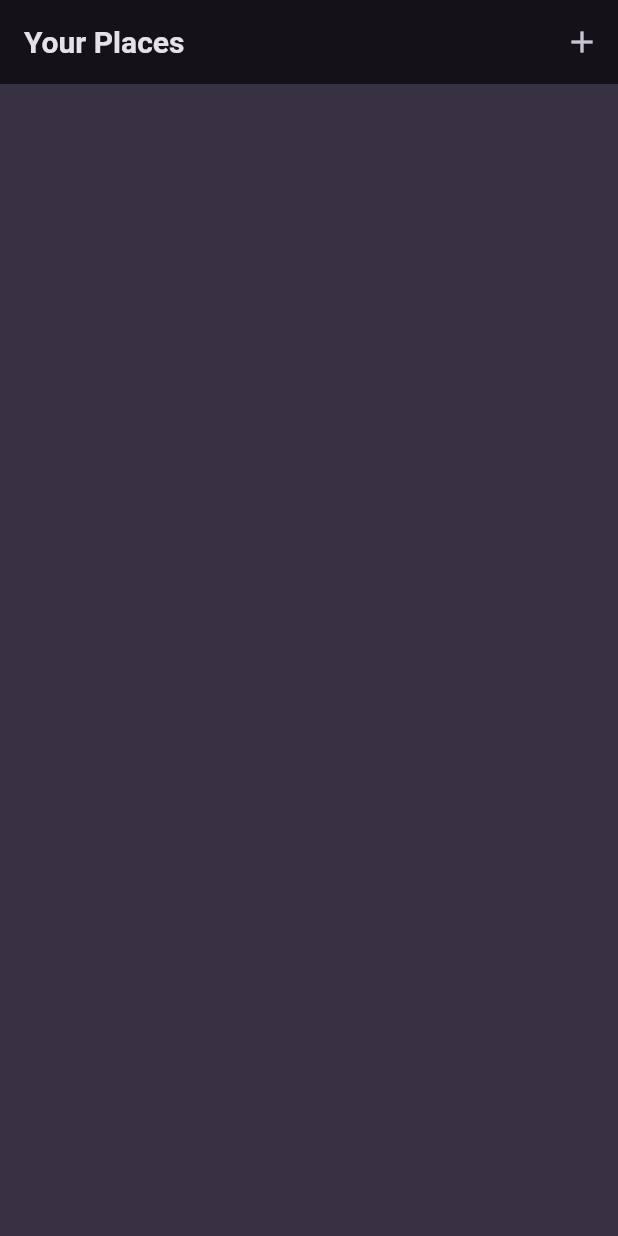
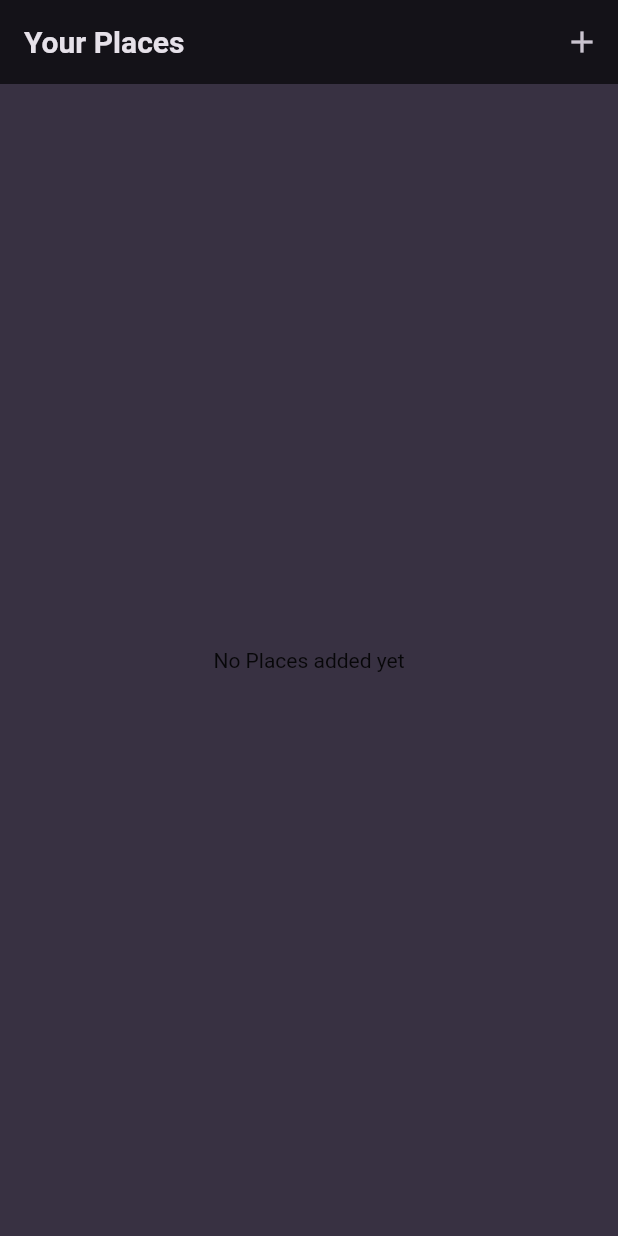
Before and after one commit to thatserfan/Favorite-Places-Flutter, a Flutter app: the screen it shows after launch, on a phone screen of 412 x 824 dp. Run offline on Flutter 3.47's test engine with Material 2 defaults, Android fonts, the phone set to English and light mode, and no system bars; our stand-ins replace flutter_riverpod, google_fonts.

Commit message:
add listview

```diff
--- a/lib/screens/places_screen.dart
+++ b/lib/screens/places_screen.dart
@@ -1,16 +1,10 @@
 import 'package:favorite_palces/screens/add_place_screen.dart';
+import 'package:favorite_palces/widgets/places_list.dart';
 import 'package:flutter/material.dart';
 
-class PlacesScreen extends StatefulWidget {
+class PlacesScreen extends StatelessWidget {
   const PlacesScreen({super.key});
 
-  @override
-  State<PlacesScreen> createState() {
-    return PlacesScreenState();
-  }
-}
-
-class PlacesScreenState extends State<PlacesScreen> {
   @override
   Widget build(BuildContext context) {
     return Scaffold(
@@ -28,6 +22,7 @@ class PlacesScreenState extends State<PlacesScreen> {
           ),
         ],
       ),
+      body: PlacesList(places: []),
     );
   }
 }
--- /dev/null
+++ b/lib/widgets/places_list.dart
@@ -0,0 +1,27 @@
+import 'package:flutter/material.dart';
+import 'package:favorite_palces/models/place.dart';
+
+class PlacesList extends StatelessWidget {
+  const PlacesList({super.key, required this.places});
+
+  final List<Place> places;
+  @override
+  Widget build(BuildContext context) {
+    if (places.isEmpty) {
+      return const Center(
+        child: Text('No Places added yet'),
+      );
+    }
+
+    return ListView.builder(
+        itemCount: places.length,
+        itemBuilder: (ctx, index) => ListTile(
+              title: Text(
+                places[index].title,
+                style: Theme.of(context).textTheme.titleMedium!.copyWith(
+                      color: Theme.of(context).colorScheme.onBackground,
+                    ),
+              ),
+            ));
+  }
+}
```
